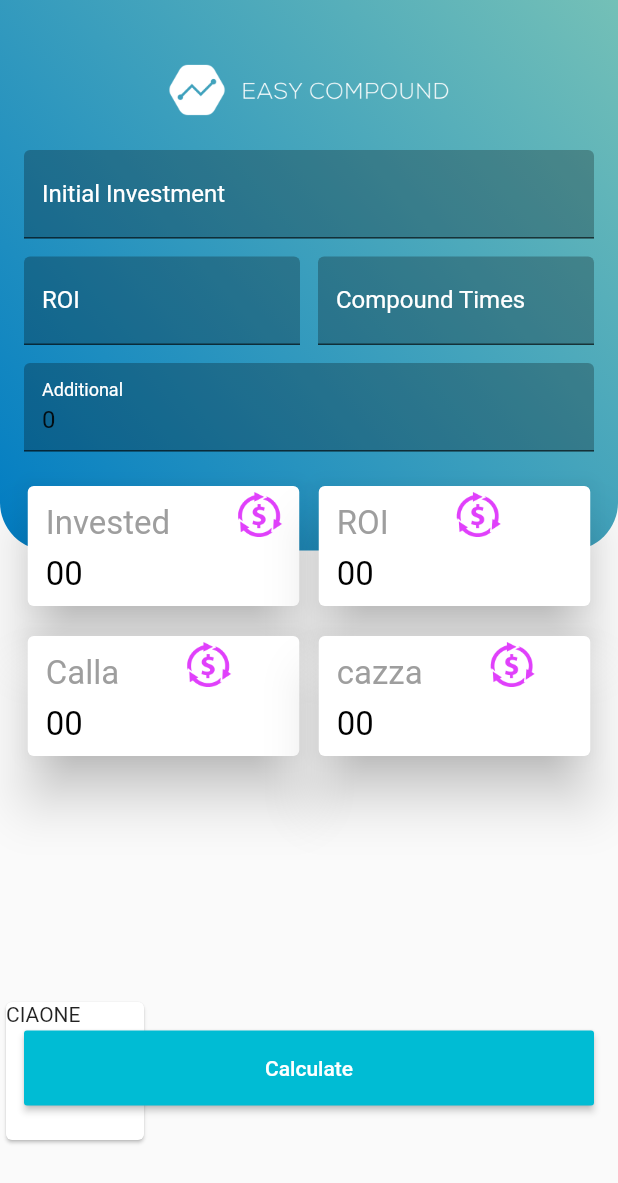
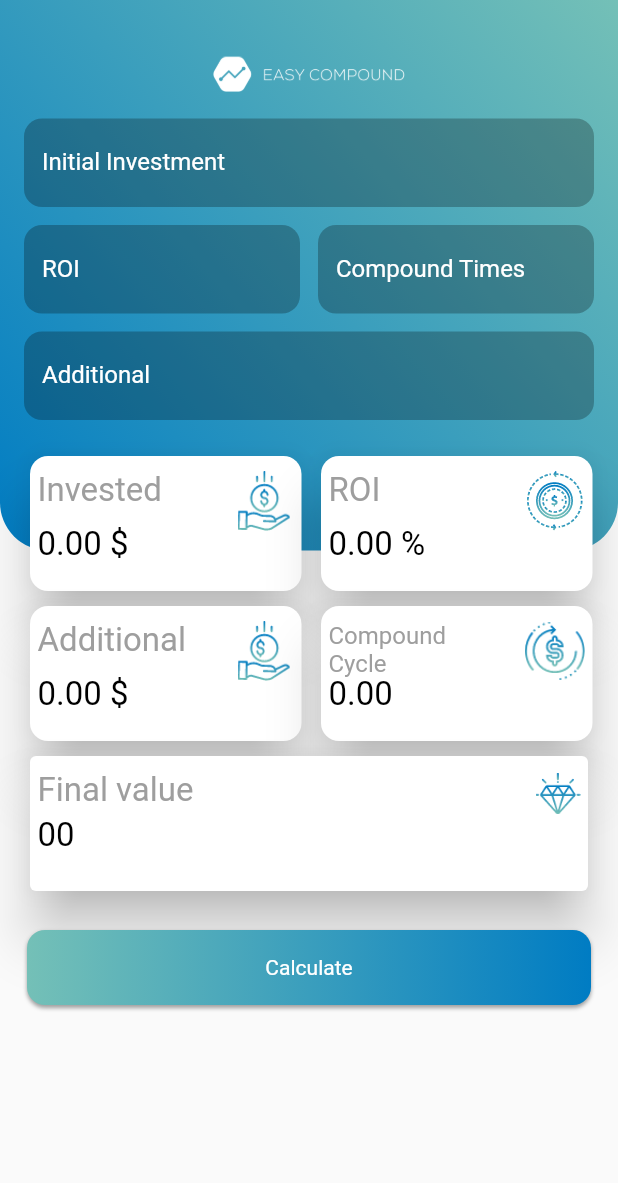
Before and after one commit to AntonioVerdiglione1996/EasyCompoundCalculatorApp, a Flutter app: the screen it shows after launch, on a phone screen of 412 x 824 dp. Shown: the top 1183 px of the screen. Run offline on Flutter 3.47's test engine with Material 2 defaults, Android fonts, the light colour scheme and no system bars.

Commit message:
Ui/UX imrovements following guideslines on zeplin

```diff
--- a/lib/cardItem.dart
+++ b/lib/cardItem.dart
@@ -3,8 +3,12 @@ import 'package:flutter/material.dart';
 class CardItem extends StatefulWidget {
   String label;
   String pathIcon;
+  double labelFontSize;
+  String symbol;
 
-  CardItem({this.label,this.pathIcon ="assets/returnofi.png"});
+  double valueToDisplay;
+
+  CardItem({this.label, this.pathIcon,this.labelFontSize=22,this.valueToDisplay,this.symbol=""});
   @override
   State<StatefulWidget> createState() => _CardItem();
 }
@@ -14,38 +18,40 @@ class _CardItem extends State<CardItem> {
   Widget build(BuildContext context) {
     // TODO: implement build
     return Card(
+       shape: RoundedRectangleBorder(
+                borderRadius: BorderRadius.circular(12.0),
+              ),
         elevation: 15,
         child: SizedBox(
           width: 181,
-          height: 80,
-          child: Column(
+          height: 90,
+          child: Stack(
             children: <Widget>[
-              Row(
-                children: <Widget>[
-                  Padding(
-                    padding: const EdgeInsets.fromLTRB(12, 12, 45, 0),
+              Positioned(
+                top: 10,
+                left: 5,
                 child: Text(
                   widget.label,
-                      style: TextStyle(color: Colors.grey, fontSize: 22),
+                  style: TextStyle(color: Colors.grey, fontSize: widget.labelFontSize),
+                  maxLines: 2,
                 ),
               ),
-                  SizedBox(
-                    child: Image(image: AssetImage(widget.pathIcon),color: Colors.purpleAccent,),
-                    width: 30,
-                    height: 30,
+              Positioned(
+                top: 10,
+                right: 5,
+                child: Image(
+                  image: AssetImage(widget.pathIcon),
                 ),
-                ],
+                width: 40,
+                height: 40,
               ),
-              Row(
-                children: <Widget>[
-                  Padding(
-                      padding: const EdgeInsets.fromLTRB(12, 8, 45, 0),
+              Positioned(
+                  top: 46,
+                  left: 5,
                   child: Text(
-                        "00",
+                    widget.valueToDisplay.toStringAsFixed(2) + " ${widget.symbol}",
                     style: TextStyle(color: Colors.black, fontSize: 22),
                   )),
-                ],
-              )
             ],
           ),
         ));
--- a/lib/layout.dart
+++ /dev/null
@@ -1,196 +0,0 @@
-import 'package:compound_intrest_calculator/cardItem.dart';
-import 'package:compound_intrest_calculator/customColors.dart';
-import 'package:flutter/material.dart';
-
-class Layout extends StatefulWidget {
-  @override
-  State<StatefulWidget> createState() => _Layout();
-}
-
-class _Layout extends State<Layout> {
-  double calculateCompound(double investment, double roi, double monthlyInvest,
-      double timesCompounded) {
-    double value = investment;
-    for (int i = 0; i < timesCompounded; i++) {
-      value += ((value * roi) / 100);
-      value += isFirstTimeCycle == true ? 0 : monthlyInvest;
-      isFirstTimeCycle = false;
-    }
-    return value;
-  }
-
-  bool isFirstTimeCycle;
-
-  final myControllerInitial = TextEditingController();
-  final myControllerRoi = TextEditingController();
-  final myControllerCompound = TextEditingController();
-  final myControllerMonthly = TextEditingController();
-
-  String toShow = "";
-
-  double initial;
-  double roi;
-  double compoundTimes;
-  double monthly;
-
-  @override
-  void initState() {
-    super.initState();
-    isFirstTimeCycle = true;
-    initial = 0.0;
-    roi = 0.0;
-    monthly = 0.0;
-    compoundTimes = 0.0;
-    myControllerMonthly.text = "0";
-  }
-
-  @override
-  void dispose() {
-    myControllerInitial.dispose();
-    myControllerRoi.dispose();
-    myControllerCompound.dispose();
-    myControllerMonthly.dispose();
-    super.dispose();
-  }
-
-  TextField customTextField(TextEditingController controller, String label,
-      {String suffix = ""}) {
-    return TextField(
-      cursorColor: Colors.white,
-      keyboardType: TextInputType.number,
-      onSubmitted: (value) {
-        setState(() {
-          controller.text = value;
-        });
-      },
-      controller: controller,
-      decoration: InputDecoration(
-          suffix: Text(suffix),
-          filled: true,
-          fillColor: Colors.black26,
-          labelText: label,
-          labelStyle: TextStyle(color: Colors.white,)),
-    );
-  }
-
-  @override
-  Widget build(BuildContext context) {
-    return Scaffold(
-      body: Stack(
-        children: <Widget>[
-          Container(
-            width: double.infinity,
-            height: 367,
-            decoration: BoxDecoration(
-                borderRadius: new BorderRadius.only(
-                    bottomLeft: const Radius.circular(32.0),
-                    bottomRight: const Radius.circular(32.0)),
-                gradient: LinearGradient(
-                    colors: [CustomColors.aquaGreen, CustomColors.cyan],
-                    begin: Alignment.bottomLeft,
-                    end: Alignment.topRight)),
-            child: Column(
-              children: <Widget>[
-                //IMAGE
-                Padding(
-                  padding: const EdgeInsets.fromLTRB(16, 32, 16, 0),
-                  child: Center(
-                    child: Image(
-                      width: 187,
-                      height: 56,
-                      image: AssetImage("assets/logo.png"),
-                    ),
-                  ),
-                ),
-                //TEXFIELD INITIAL
-                Padding(
-                  padding: const EdgeInsets.fromLTRB(16, 12, 16, 0),
-                  child: customTextField(
-                      myControllerInitial, "Initial Investment"),
-                ),
-                //TEXFIELDS ROW
-                Padding(
-                  padding: const EdgeInsets.fromLTRB(16, 12, 16, 0),
-                  child: Row(
-                    children: <Widget>[
-                      //TEXTFIELD: ROI
-                      Expanded(
-                          child: customTextField(myControllerRoi, "ROI",
-                              suffix: "%")),
-                      SizedBox(
-                        width: 12,
-                      ),
-                      //TEXTFIELD: COMPOUND TIMES
-                      Expanded(
-                          child: customTextField(
-                              myControllerCompound, "Compound Times")),
-                    ],
-                  ),
-                ),
-
-                //TEXTFIELD: MONTHLY
-                Padding(
-                    padding: const EdgeInsets.fromLTRB(16, 12, 16, 0),
-                    child: customTextField(myControllerMonthly, "Additional")),
-              ],
-            ),
-          ),
-          //ROWWWWWWWWW 1
-          Padding(
-            padding: const EdgeInsets.fromLTRB(0, 320, 0, 0),
-            child: Row(
-              crossAxisAlignment: CrossAxisAlignment.center,
-              mainAxisAlignment: MainAxisAlignment.center,
-              children: <Widget>[
-                CardItem(label: "Invested",),
-                SizedBox(
-                  width: 5,
-                ),
-                CardItem(label: "ROI",),
-              ],
-            ),
-          ),
-          //ROWWWWWWWWW 2
-          Padding(
-            padding: const EdgeInsets.fromLTRB(0, 420, 0, 0),
-            child: Row(
-              crossAxisAlignment: CrossAxisAlignment.center,
-              mainAxisAlignment: MainAxisAlignment.center,
-              children: <Widget>[
-                CardItem(label: "Calla",),
-                SizedBox(
-                  width: 5,
-                ),
-                CardItem(label:"cazza"),
-              ],
-            ),
-          ),
-          Positioned(
-            bottom: 60,
-            child:SizedBox(width: 100,height: 100, child:Card(child: Text("CIAONE"),),),) ,
-          //BUTTON
-          Padding(
-            padding: const EdgeInsets.fromLTRB(0, 600, 0, 0),
-            child: Center(
-              child: SizedBox(
-                width: double.infinity,
-                height: 50,
-                child: Padding(
-                  padding: const EdgeInsets.fromLTRB(16, 0, 16, 0),
-                  child: RaisedButton(
-                    child: Text(
-                      "Calculate",
-                      style: TextStyle(color: Colors.white),
-                    ),
-                    onPressed: () {},
-                    color: Colors.cyan,
-                  ),
-                ),
-              ),
-            ),
-          ),
-        ],
-      ),
-    );
-  }
-}
--- /dev/null
+++ b/lib/layout2.dart
@@ -0,0 +1,238 @@
+import 'package:compound_intrest_calculator/cardItem.dart';
+import 'package:compound_intrest_calculator/customColors.dart';
+import 'package:flutter/material.dart';
+
+import 'raisedGradientButton.dart';
+
+class Layout2 extends StatefulWidget {
+  @override
+  State<StatefulWidget> createState() => _Layout2();
+}
+
+class _Layout2 extends State<Layout2> {
+  double calculateCompound(double investment, double roi, double monthlyInvest,
+      double timesCompounded) {
+    double value = investment;
+    for (int i = 0; i < timesCompounded; i++) {
+      value += ((value * roi) / 100);
+      value += isFirstTimeCycle == true ? 0 : monthlyInvest;
+      isFirstTimeCycle = false;
+    }
+    return value;
+  }
+
+  bool isFirstTimeCycle;
+
+  final myControllerInitialInvestment = TextEditingController();
+  final myControllerRoi = TextEditingController();
+  final myControllerCompoundTimes = TextEditingController();
+  final myControllerAdditional = TextEditingController();
+
+  @override
+  void initState() {
+    super.initState();
+    isFirstTimeCycle = true;
+  }
+
+  @override
+  void dispose() {
+    myControllerInitialInvestment.dispose();
+    myControllerRoi.dispose();
+    myControllerCompoundTimes.dispose();
+    myControllerAdditional.dispose();
+    super.dispose();
+  }
+
+  TextField customTextField(TextEditingController controller, String label,
+      {String suffix = ""}) {
+    return TextField(
+      cursorColor: Colors.white,
+      keyboardType: TextInputType.number,
+      onSubmitted: (value) {
+        setState(() {
+          controller.text = value;
+        });
+      },
+      controller: controller,
+      decoration: InputDecoration(
+          border:  OutlineInputBorder(
+            borderRadius: BorderRadius.circular(12),
+            borderSide: BorderSide(
+                width: 0,
+                style: BorderStyle.none,
+            ),
+        ),
+          suffix: Text(suffix),
+          filled: true,
+          fillColor: Colors.black26,
+          labelText: label,
+          labelStyle: TextStyle(
+            color: Colors.white,
+          )),
+    );
+  }
+
+  Card bigCard = Card(
+      elevation: 15,
+      child: SizedBox(
+        width: 400,
+        height: 90,
+        child: Stack(
+          children: <Widget>[
+            Positioned(
+              top: 10,
+              left: 5,
+              child: Text(
+                "Final value",
+                style: TextStyle(color: Colors.grey, fontSize: 22),
+              ),
+            ),
+            Positioned(
+              top: 10,
+              right: 5,
+              child: Image(
+                image: AssetImage("assets/finalvalue.png"),
+              ),
+              width: 30,
+              height: 30,
+            ),
+            Positioned(
+                top: 40,
+                left: 5,
+                child: Text(
+                  "00",
+                  style: TextStyle(color: Colors.black, fontSize: 22),
+                )),
+          ],
+        ),
+      ));
+
+  @override
+  Widget build(BuildContext context) {
+    return Scaffold(
+      body: Stack(children: <Widget>[
+        //BLU COVER ROUNDED
+        Container(
+          width: double.infinity,
+          height: 367,
+          decoration: BoxDecoration(
+              borderRadius: new BorderRadius.only(
+                  bottomLeft: const Radius.circular(32.0),
+                  bottomRight: const Radius.circular(32.0)),
+              gradient: LinearGradient(
+                  colors: [CustomColors.aquaGreen, CustomColors.cyan],
+                  begin: Alignment.bottomLeft,
+                  end: Alignment.topRight)),
+        ),
+        //ICON + TEXTFIELDS
+        Column(
+          children: <Widget>[
+            //IMAGE
+            Padding(
+              padding: const EdgeInsets.fromLTRB(16, 32, 16, 0),
+              child: Center(
+                child: Image(
+                  width: 128,
+                  height: 35,
+                  image: AssetImage("assets/logo.png"),
+                ),
+              ),
+            ),
+            //TEXFIELD INITIAL
+            Padding(
+              padding: const EdgeInsets.fromLTRB(16, 12, 16, 0),
+              child: customTextField(myControllerInitialInvestment, "Initial Investment",suffix: r"$"),
+            ),
+            //TEXFIELDS ROW
+            Padding(
+              padding: const EdgeInsets.fromLTRB(16, 12, 16, 0),
+              child: Row(
+                children: <Widget>[
+                  //TEXTFIELD: ROI
+                  Expanded(
+                      child:
+                          customTextField(myControllerRoi, "ROI", suffix: "%")),
+                  SizedBox(
+                    width: 12,
+                  ),
+                  //TEXTFIELD: COMPOUND TIMES
+                  Expanded(
+                      child: customTextField(
+                          myControllerCompoundTimes, "Compound Times")),
+                ],
+              ),
+            ),
+
+            //TEXTFIELD: MONTHLY
+            Padding(
+                padding: const EdgeInsets.fromLTRB(16, 12, 16, 0),
+                child: customTextField(myControllerAdditional, "Additional")),
+          ],
+        ),
+        //CARDS ROW 1
+        Positioned(
+          top: 300,
+          left: 16,
+          child: Row(
+            crossAxisAlignment: CrossAxisAlignment.center,
+            mainAxisAlignment: MainAxisAlignment.center,
+            children: <Widget>[
+              //double.parse(myControllerInitialInvestment.text)
+              CardItem(
+                label: "Invested", pathIcon: "assets/invested_icon.png", symbol: r"$", valueToDisplay: 0,
+              ),
+              SizedBox(
+                width: 5,
+              ),
+              //double.parse(myControllerRoi.text)
+              CardItem(
+                label: "ROI",pathIcon: "assets/roi_icon.png",symbol: r"%",valueToDisplay:  0,
+              ),
+            ],
+          ),
+        ),
+        //CARDS ROW 2
+        Positioned(
+          top: 400,
+          left: 16,
+          child: Row(
+            crossAxisAlignment: CrossAxisAlignment.center,
+            mainAxisAlignment: MainAxisAlignment.center,
+            children: <Widget>[
+              //double.parse(myControllerAdditional.text)
+              CardItem(
+                label: "Additional",pathIcon: "assets/save_money.png",symbol: r"$", valueToDisplay: 0,
+              ),
+              SizedBox(
+                width: 5,
+              ),
+              // double.parse(myControllerCompoundTimes.text)
+              CardItem(label: "Compound \nCycle",pathIcon: "assets/cycle.png",labelFontSize: 16,valueToDisplay:0,),
+            ],
+          ),
+        ),
+        //BIG CARD
+        Positioned(
+          top: 500,
+          left: 16,
+          right: 16,
+          child: bigCard,
+        ),
+        //BUTTON
+        Positioned(
+          top: 620,
+          left: 18,
+          right: 18,
+          child: RaisedGradientButton(
+            child: Text(
+              "Calculate",
+              style: TextStyle(color: Colors.white),
+            ),
+            onPressed: () {},
+            gradient: LinearGradient(colors: [CustomColors.cyan,CustomColors.aquaGreen]),
+          ),
+        ),
+      ]),
+    );
+  }
+}
--- a/lib/main.dart
+++ b/lib/main.dart
@@ -1,7 +1,5 @@
 import 'package:flutter/material.dart';
-
-import 'compound.dart';
-import 'layout.dart';
+import 'layout2.dart';
 
 void main() => runApp(MyApp());
 
@@ -12,7 +10,7 @@ class MyApp extends StatelessWidget {
     return MaterialApp(
       debugShowCheckedModeBanner: false,
       title: 'Flutter Demo',
-      home: Layout(),
+      home: Layout2(),
     );
   }
 }
--- /dev/null
+++ b/lib/raisedGradientButton.dart
@@ -0,0 +1,43 @@
+import 'package:flutter/material.dart';
+class RaisedGradientButton extends StatelessWidget {
+  final Widget child;
+  final Gradient gradient;
+  final double width;
+  final double height;
+  final Function onPressed;
+
+  const RaisedGradientButton({
+    Key key,
+    @required this.child,
+    this.gradient,
+    this.width = double.infinity,
+    this.height = 50.0,
+    this.onPressed,
+  }) : super(key: key);
+
+  @override
+  Widget build(BuildContext context) {
+    return Container(
+      width: width,
+      height: 50.0,
+      decoration: BoxDecoration(
+        borderRadius: BorderRadius.circular(12.0),
+        gradient: gradient,
+        boxShadow: [
+        BoxShadow(
+          color: Colors.grey[500],
+          offset: Offset(0.0, 1.5),
+          blurRadius: 1.5,
+        ),
+      ]),
+      child: Material(
+        color: Colors.transparent,
+        child: InkWell(
+            onTap: onPressed,
+            child: Center(
+              child: child,
+            )),
+      ),
+    );
+  }
+}
```
Also changed, not shown: assets/cycle.png (added), assets/finalvalue.png (added), assets/invested_icon.png (added), assets/returnofi.png (deleted), assets/roi_icon.png (added), assets/save_money.png (added). Lines whose indentation alone changed are shown as unchanged.
